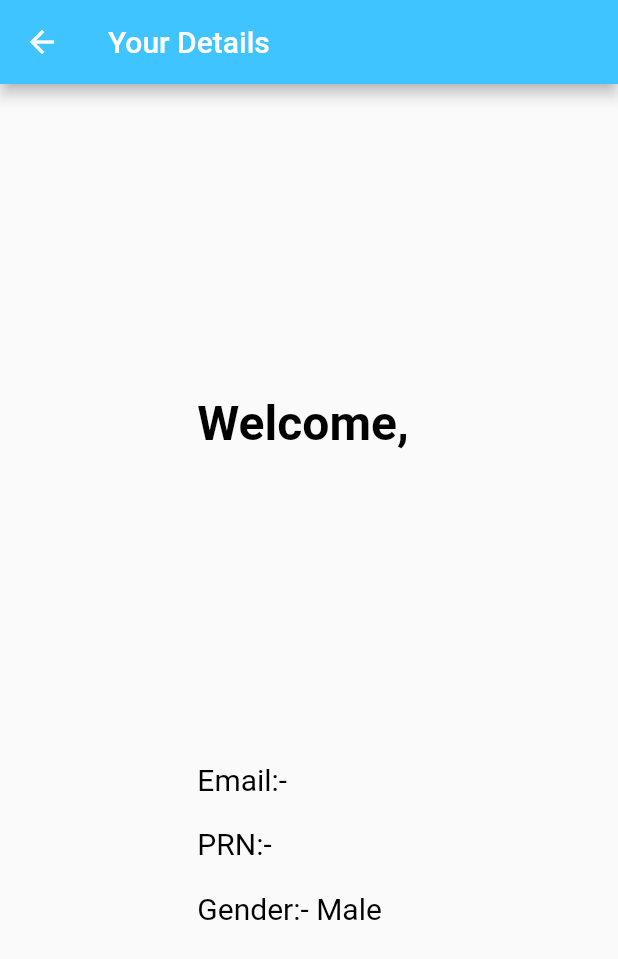
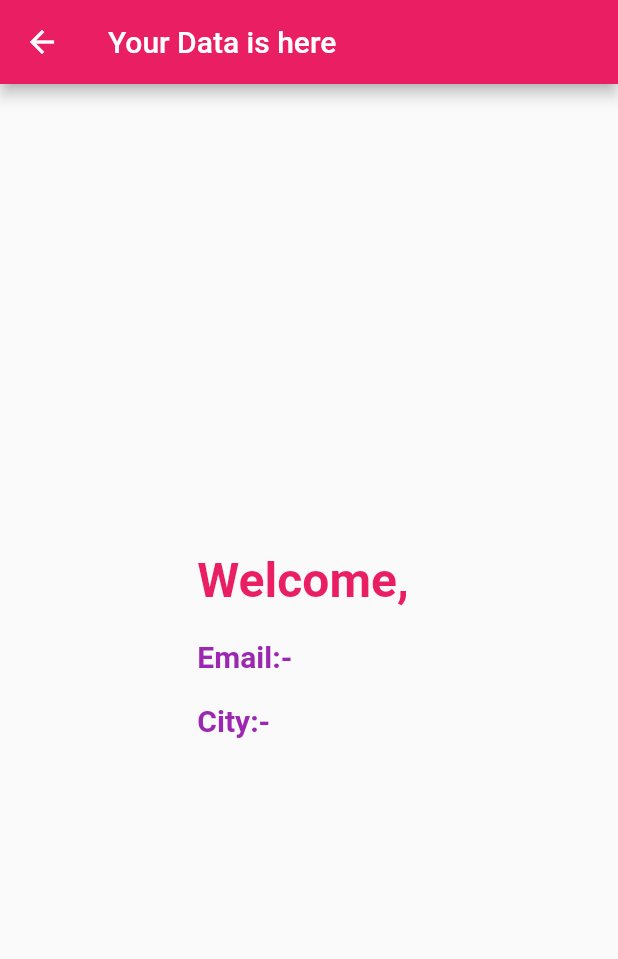
Before and after one commit to create-dan/assignment_3_prn32, a Flutter app: the screen it shows after launch, after a tap on "Submit", on a phone screen of 412 x 824 dp. Shown: the top 959 px of the screen. Run offline on Flutter 3.47's test engine with Material 2 defaults, Android fonts, the phone set to English and light mode, and no system bars.

Commit message:
initial commit

```diff
--- a/lib/helper/constant.dart
+++ b/lib/helper/constant.dart
@@ -3,12 +3,12 @@ import 'package:flutter/material.dart';
 const kTextFormFieldDec = InputDecoration(
   contentPadding: EdgeInsets.symmetric(vertical: 0, horizontal: 10),
   enabledBorder: OutlineInputBorder(
-    borderSide: BorderSide(color: Colors.lightBlueAccent, width: 2),
+    borderSide: BorderSide(color: Colors.pink, width: 2),
   ),
   focusedBorder: OutlineInputBorder(
-    borderSide: BorderSide(color: Colors.lightBlueAccent, width: 2),
+    borderSide: BorderSide(color: Colors.pink, width: 2),
   ),
   border: OutlineInputBorder(
-    borderSide: BorderSide(color: Colors.lightBlueAccent),
+    borderSide: BorderSide(color: Colors.pink),
   ),
 );
--- a/lib/screen/home_page.dart
+++ b/lib/screen/home_page.dart
@@ -2,6 +2,7 @@
 
 import 'package:assignment_3/helper/constant.dart';
 import 'package:assignment_3/screen/info_screen.dart';
+import 'package:flutter/cupertino.dart';
 import 'package:flutter/material.dart';
 import 'package:flutter/services.dart';
 
@@ -31,15 +32,26 @@ class _HomePageState extends State<HomePage> {
       appBar: AppBar(
         title: Text('Assignment 3'),
         centerTitle: true,
-        backgroundColor: Colors.lightBlueAccent,
+        backgroundColor: Colors.pink,
       ),
       body: Center(
         child: Padding(
-          padding: const EdgeInsets.symmetric(horizontal: 38.0),
+          padding: const EdgeInsets.symmetric(horizontal: 40.0),
+          child: SingleChildScrollView(
+            physics: BouncingScrollPhysics(),
             child: Column(
               mainAxisAlignment: MainAxisAlignment.center,
               crossAxisAlignment: CrossAxisAlignment.start,
               children: [
+                Center(
+                    child: Text(
+                  "PRN :2020BTEIT00032",
+                  style: TextStyle(
+                      color: Colors.pink,
+                      fontSize: 20,
+                      fontWeight: FontWeight.bold),
+                )),
+                SizedBox(height: 20),
                 Padding(
                   padding: const EdgeInsets.symmetric(vertical: 5),
                   child: TextFormField(
@@ -53,7 +65,7 @@ class _HomePageState extends State<HomePage> {
                     decoration: kTextFormFieldDec.copyWith(
                         prefixIcon: Icon(Icons.person),
                         hintText: 'Name',
-                  ),
+                        hintStyle: TextStyle(fontWeight: FontWeight.bold)),
                   ),
                 ),
                 Padding(
@@ -69,7 +81,7 @@ class _HomePageState extends State<HomePage> {
                     decoration: kTextFormFieldDec.copyWith(
                         prefixIcon: Icon(Icons.email),
                         hintText: 'Email',
-                  ),
+                        hintStyle: TextStyle(fontWeight: FontWeight.bold)),
                   ),
                 ),
                 Padding(
@@ -83,36 +95,11 @@ class _HomePageState extends State<HomePage> {
                     textInputAction: TextInputAction.done,
                     decoration: kTextFormFieldDec.copyWith(
                         prefixIcon: Icon(Icons.shield),
-                    hintText: 'PRN',
-                  ),
+                        hintText: 'City',
+                        hintStyle: TextStyle(fontWeight: FontWeight.bold)),
                   ),
                 ),
                 SizedBox(height: 10),
-              Text('Choose your Gender'),
-              Row(
-                children: [
-                  Radio(
-                    value: 1,
-                    activeColor: Colors.lightBlueAccent,
-                    onChanged: (value) {
-                      setState(() {
-                        setSelectedRadio(value);
-                      });
-                    },
-                    groupValue: isMale,
-                  ),
-                  Text('Male'),
-                  Radio(
-                    value: 2,
-                    activeColor: Colors.lightBlueAccent,
-                    groupValue: isFemale,
-                    onChanged: (value) {
-                      setSelectedRadio(value);
-                    },
-                  ),
-                  Text('Female'),
-                ],
-              ),
                 SizedBox(height: 20),
                 Center(
                   child: InkWell(
@@ -134,12 +121,13 @@ class _HomePageState extends State<HomePage> {
                       height: 45,
                       width: MediaQuery.of(context).size.width * 0.3,
                       decoration: BoxDecoration(
-                      color: Colors.lightBlueAccent,
+                        color: Colors.pink,
                         borderRadius: BorderRadius.circular(15),
                       ),
                       child: Text(
                         'Submit',
-                      style: TextStyle(color: Colors.white),
+                        style: TextStyle(
+                            color: Colors.white, fontWeight: FontWeight.bold),
                       ),
                     ),
                   ),
@@ -148,6 +136,7 @@ class _HomePageState extends State<HomePage> {
             ),
           ),
         ),
+      ),
     );
   }
 }
--- a/lib/screen/info_screen.dart
+++ b/lib/screen/info_screen.dart
@@ -30,41 +30,51 @@ class _InfoScreenState extends State<InfoScreen> {
 
     return Scaffold(
       appBar: AppBar(
-        title: Text('Your Details'),
-        backgroundColor: Colors.lightBlueAccent,
+        title: Text('Your Data is here'),
+        backgroundColor: Colors.pink,
       ),
       body: Center(
         child: Padding(
-          padding: const EdgeInsets.symmetric(horizontal: 38.0),
+          padding: const EdgeInsets.symmetric(horizontal: 40.0),
           child: Column(
-            mainAxisAlignment: MainAxisAlignment.spaceEvenly,
+            mainAxisAlignment: MainAxisAlignment.center,
             crossAxisAlignment: CrossAxisAlignment.start,
             children: [
               Text(
                 'Welcome, ${widget.name}',
                 style: TextStyle(
-                  color: Colors.black,
+                  color: Colors.pink,
                   fontSize: 32,
-                  fontWeight: FontWeight.w600,
+                  fontWeight: FontWeight.bold,
+                  // backgroundColor: Colors.green,
+                  // decorationStyle: TextDecorationStyle.dotted,
+                  decorationColor: Colors.red,
                 ),
+              ),
+              SizedBox(
+                height: 20,
               ),
               Column(
                 crossAxisAlignment: CrossAxisAlignment.start,
                 children: [
                   Text(
                     'Email:- ${widget.email}',
-                    style: TextStyle(color: Colors.black, fontSize: 20),
+                    style: TextStyle(
+                      color: Colors.purple,
+                      fontSize: 20,
+                      fontWeight: FontWeight.bold,
+                    ),
                   ),
                   SizedBox(height: 20),
                   Text(
-                    'PRN:- ${widget.prn}',
-                    style: TextStyle(color: Colors.black, fontSize: 20),
+                    'City:- ${widget.prn}',
+                    style: TextStyle(
+                      color: Colors.purple,
+                      fontSize: 20,
+                      fontWeight: FontWeight.bold,
+                    ),
                   ),
                   SizedBox(height: 20),
-                  Text(
-                    'Gender:- $gender',
-                    style: TextStyle(color: Colors.black, fontSize: 20),
-                  ),
                 ],
               )
             ],
--- a/pubspec.yaml
+++ b/pubspec.yaml
@@ -34,6 +34,7 @@ dependencies:
   # The following adds the Cupertino Icons font to your application.
   # Use with the CupertinoIcons class for iOS style icons.
   cupertino_icons: ^1.0.2
+  flex_color_picker: ^2.3.1
 
 dev_dependencies:
   flutter_test:
```
Also changed, not shown: pubspec.lock. Lines whose indentation alone changed are shown as unchanged.
